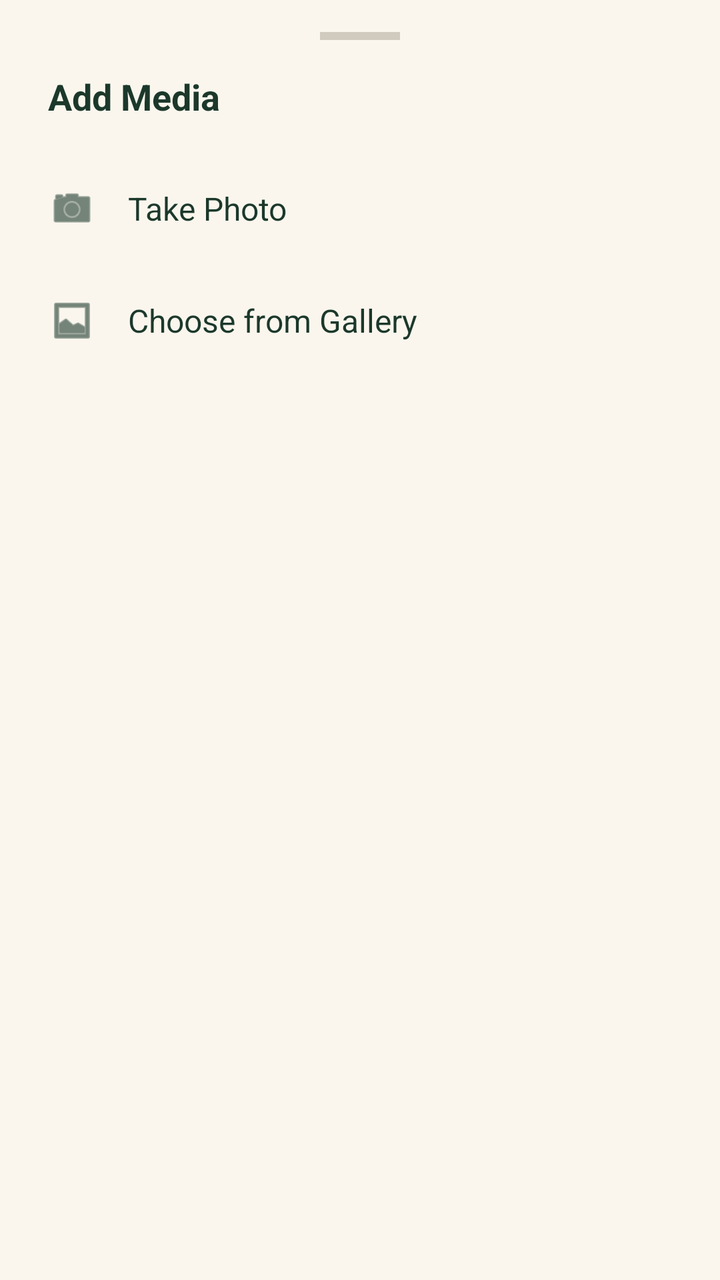
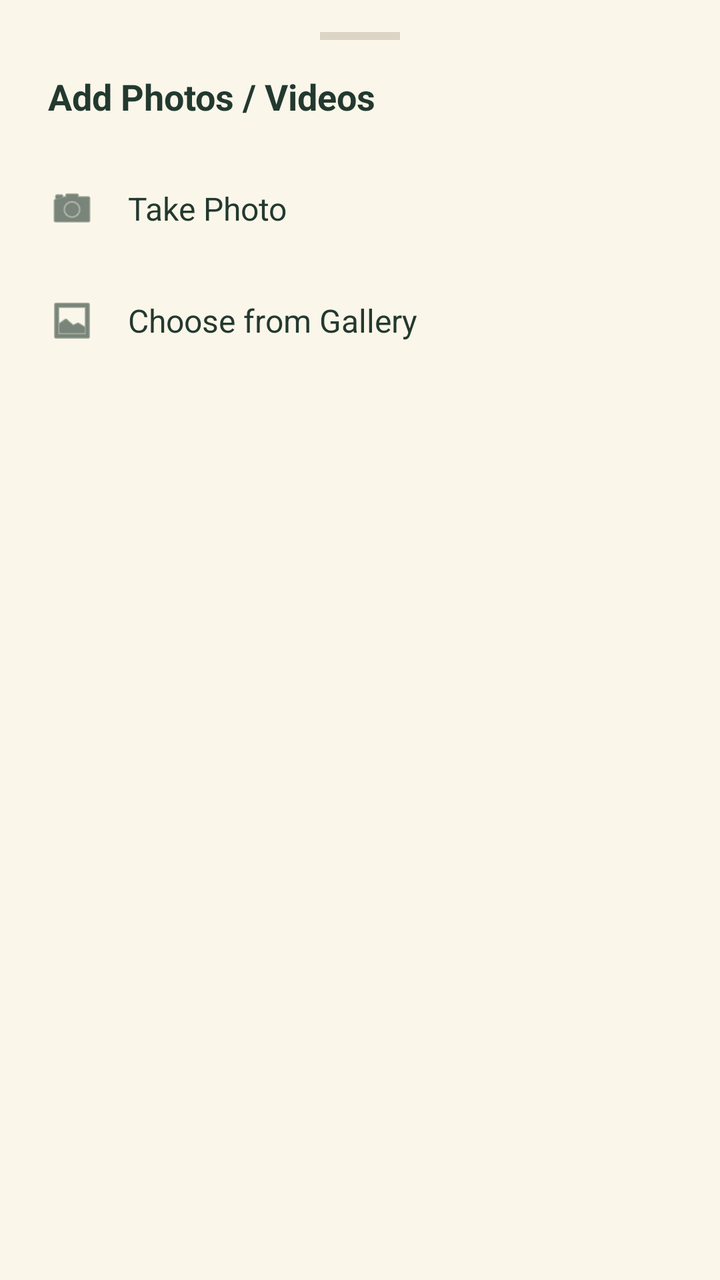

Screens rendered from an Android XML layout before and after an edit, with the pre-edit source and the edit as a unified diff.
<!-- AndroidManifest.xml: application theme Theme.NOXApp -->
<!-- res/layout/bottom_sheet_media_picker.xml -->
<?xml version="1.0" encoding="utf-8"?>
<LinearLayout xmlns:android="http://schemas.android.com/apk/res/android"
    xmlns:app="http://schemas.android.com/apk/res-auto"
    android:layout_width="match_parent"
    android:layout_height="wrap_content"
    android:background="#FAF6ED"
    android:orientation="vertical"
    android:paddingStart="24dp"
    android:paddingTop="16dp"
    android:paddingEnd="24dp"
    android:paddingBottom="28dp">

    
    <View
        android:layout_width="40dp"
        android:layout_height="4dp"
        android:layout_gravity="center_horizontal"
        android:layout_marginBottom="16dp"
        android:background="#D1CABE" />

    <TextView
        android:layout_width="wrap_content"
        android:layout_height="wrap_content"
        android:layout_marginBottom="16dp"
        android:text="Add Media"
        android:textColor="#1B382B"
        android:textSize="18sp"
        android:textStyle="bold" />

    
    <LinearLayout
        android:id="@+id/optionCamera"
        android:layout_width="match_parent"
        android:layout_height="56dp"
        android:background="?attr/selectableItemBackground"
        android:clickable="true"
        android:focusable="true"
        android:gravity="center_vertical"
        android:orientation="horizontal">

        <ImageView
            android:layout_width="24dp"
            android:layout_height="24dp"
            android:src="@android:drawable/ic_menu_camera"
            app:tint="#1B382B" />

        <TextView
            android:layout_width="wrap_content"
            android:layout_height="wrap_content"
            android:layout_marginStart="16dp"
            android:text="Take Photo"
            android:textColor="#1B382B"
            android:textSize="16sp" />
    </LinearLayout>

    
    <LinearLayout
        android:id="@+id/optionGallery"
        android:layout_width="match_parent"
        android:layout_height="56dp"
        android:background="?attr/selectableItemBackground"
        android:clickable="true"
        android:focusable="true"
        android:gravity="center_vertical"
        android:orientation="horizontal">

        <ImageView
            android:layout_width="24dp"
            android:layout_height="24dp"
            android:src="@android:drawable/ic_menu_gallery"
            app:tint="#1B382B" />

        <TextView
            android:layout_width="wrap_content"
            android:layout_height="wrap_content"
            android:layout_marginStart="16dp"
            android:text="Choose from Gallery"
            android:textColor="#1B382B"
            android:textSize="16sp" />
    </LinearLayout>

</LinearLayout>
<!-- resources referenced by this layout -->
<resources>
  <style name="Theme.NOXApp" parent="Base.Theme.NOXApp" />
  <style name="Base.Theme.NOXApp" parent="Theme.Material3.DayNight.NoActionBar">
          <item name="colorPrimary">@color/nox_primary_green</item>
          <item name="colorOnPrimary">@color/white</item>
          <item name="colorSecondary">@color/nox_accent_text</item>
          <item name="colorOnSecondary">@color/white</item>
          <item name="colorPrimaryInverse">@color/nox_snackbar_action</item>
          <item name="colorError">@color/nox_error</item>
          <item name="colorSurface">@color/nox_field_bg</item>
          <item name="colorOnSurface">@color/nox_dark_green</item>
          <item name="colorSurfaceVariant">@color/nox_chip_bg</item>
          <item name="colorOnSurfaceVariant">@color/nox_subtext</item>
          <item name="colorSurfaceContainer">@color/nox_field_bg</item>
          <item name="colorSurfaceContainerHigh">@color/nox_field_bg</item>
          <item name="colorSurfaceContainerHighest">@color/nox_chip_bg</item>
          <item name="colorOutline">@color/nox_subtext</item>
          <item name="colorOutlineVariant">@color/nox_search_stroke</item>
          <item name="colorAccent">@color/nox_accent_text</item>
          <item name="android:colorAccent">@color/nox_accent_text</item>
          <item name="android:textColorPrimary">@color/nox_dark_green</item>
          <item name="android:textColorSecondary">@color/nox_subtext</item>
          
          <item name="colorSecondaryContainer">@color/nox_chip_bg</item>
          
          <item name="android:windowBackground">@color/nox_cream_bg</item>
          <item name="android:windowAnimationStyle">@style/Animation.NOX.Activity</item>
      </style>
  <color name="nox_primary_green">#2F6B4F</color>
  <color name="white">#FFFFFFFF</color>
  <color name="nox_accent_text">#2F6B4F</color>
  <color name="nox_snackbar_action">#A9DCBF</color>
  <color name="nox_error">#B3261E</color>
  <color name="nox_field_bg">#FFFCF6</color>
  <color name="nox_dark_green">#23392F</color>
  <color name="nox_chip_bg">#E8F0E5</color>
  <color name="nox_subtext">#69746B</color>
  <color name="nox_search_stroke">#DCD4C4</color>
  <color name="nox_cream_bg">#FBF6EA</color>
  <style name="Animation.NOX.Activity" parent="@android:style/Animation.Activity">
          <item name="android:activityOpenEnterAnimation">@anim/nox_activity_instant</item>
          <item name="android:activityOpenExitAnimation">@anim/nox_activity_instant</item>
          <item name="android:activityCloseEnterAnimation">@anim/nox_activity_instant</item>
          <item name="android:activityCloseExitAnimation">@anim/nox_activity_instant</item>
      </style>
</resources>

<!-- the commit's change to res/layout/bottom_sheet_media_picker.xml (unified diff, before → after) -->
@@ -3,7 +3,7 @@
     xmlns:app="http://schemas.android.com/apk/res-auto"
     android:layout_width="match_parent"
     android:layout_height="wrap_content"
-    android:background="#FAF6ED"
+    android:background="@color/nox_cream_bg"
     android:orientation="vertical"
     android:paddingStart="24dp"
     android:paddingTop="16dp"
@@ -16,14 +16,14 @@
         android:layout_height="4dp"
         android:layout_gravity="center_horizontal"
         android:layout_marginBottom="16dp"
-        android:background="#D1CABE" />
+        android:background="@color/nox_search_stroke" />
 
     <TextView
         android:layout_width="wrap_content"
         android:layout_height="wrap_content"
         android:layout_marginBottom="16dp"
-        android:text="Add Media"
-        android:textColor="#1B382B"
+        android:text="@string/post_add_media"
+        android:textColor="@color/nox_dark_green"
         android:textSize="18sp"
         android:textStyle="bold" />
 
@@ -41,15 +41,16 @@
         <ImageView
             android:layout_width="24dp"
             android:layout_height="24dp"
+            android:contentDescription="@null"
             android:src="@android:drawable/ic_menu_camera"
-            app:tint="#1B382B" />
+            app:tint="@color/nox_dark_green" />
 
         <TextView
             android:layout_width="wrap_content"
             android:layout_height="wrap_content"
             android:layout_marginStart="16dp"
-            android:text="Take Photo"
-            android:textColor="#1B382B"
+            android:text="@string/post_take_photo"
+            android:textColor="@color/nox_dark_green"
             android:textSize="16sp" />
     </LinearLayout>
 
@@ -67,15 +68,16 @@
         <ImageView
             android:layout_width="24dp"
             android:layout_height="24dp"
+            android:contentDescription="@null"
             android:src="@android:drawable/ic_menu_gallery"
-            app:tint="#1B382B" />
+            app:tint="@color/nox_dark_green" />
 
         <TextView
             android:layout_width="wrap_content"
             android:layout_height="wrap_content"
             android:layout_marginStart="16dp"
-            android:text="Choose from Gallery"
-            android:textColor="#1B382B"
+            android:text="@string/post_choose_gallery"
+            android:textColor="@color/nox_dark_green"
             android:textSize="16sp" />
     </LinearLayout>
 
<!-- resource entries referenced after the edit -->
@@ -37,6 +37,9 @@
   <color name="nox_chip_bg">#E8F0E5</color>
   <color name="nox_subtext">#69746B</color>
   <color name="nox_search_stroke">#DCD4C4</color>
+  <string name="post_add_media">Add Photos / Videos</string>
+  <string name="post_choose_gallery">Choose from Gallery</string>
+  <string name="post_take_photo">Take Photo</string>
   <color name="nox_cream_bg">#FBF6EA</color>
   <style name="Animation.NOX.Activity" parent="@android:style/Animation.Activity">
           <item name="android:activityOpenEnterAnimation">@anim/nox_activity_instant</item>
